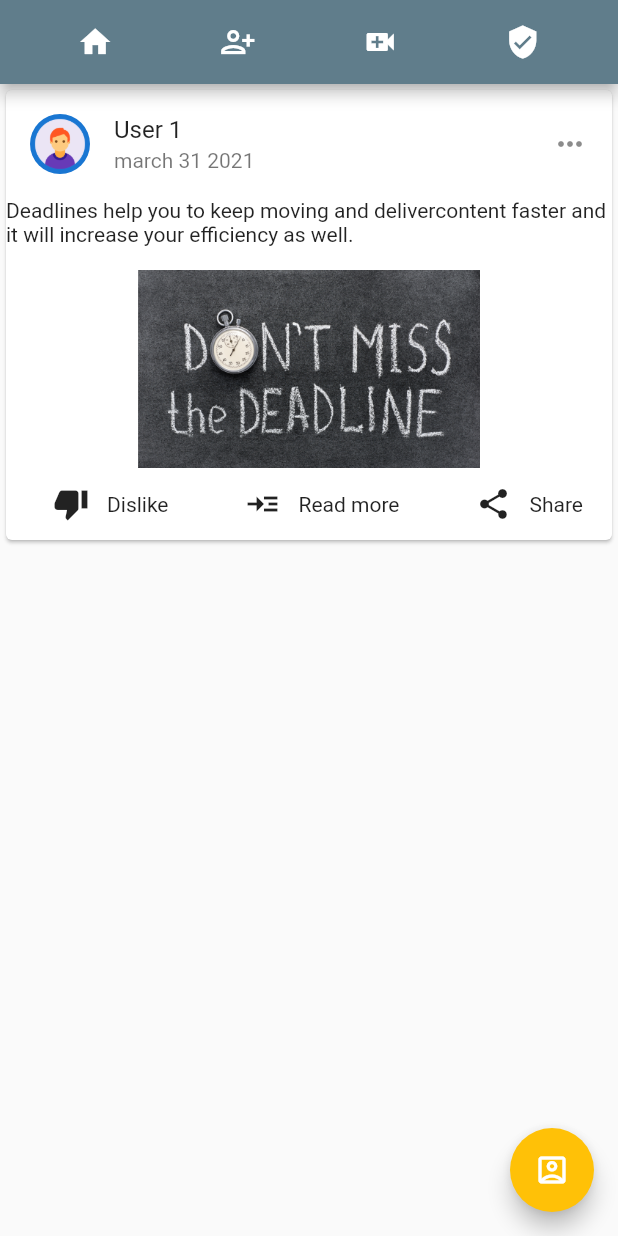
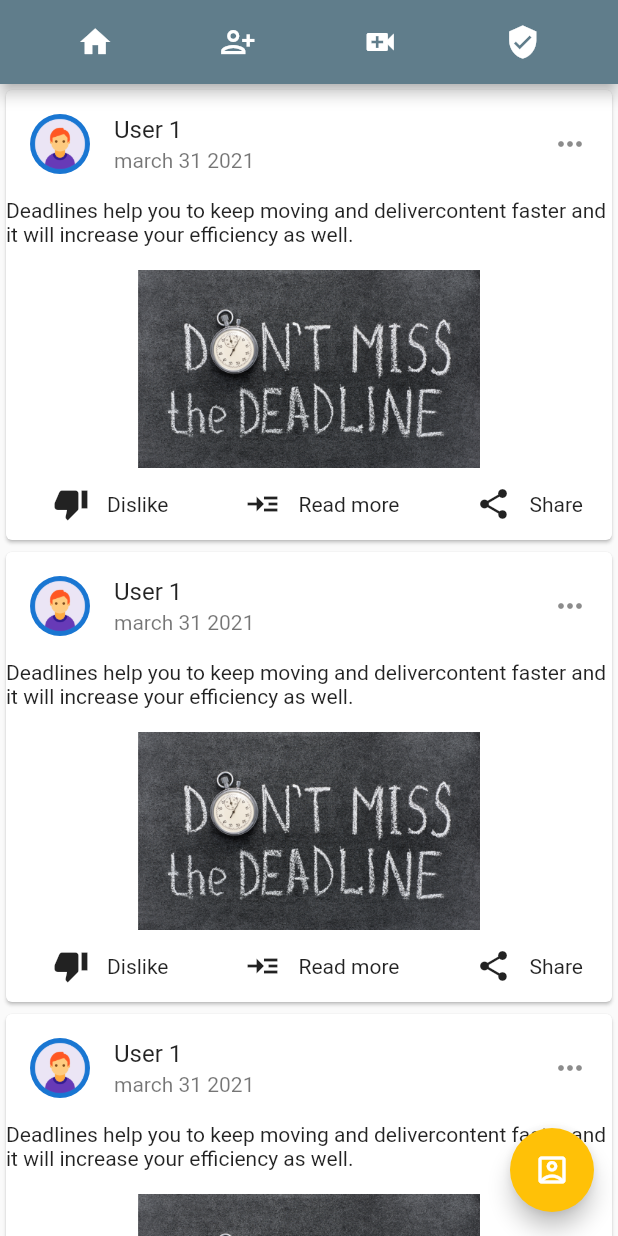
Before and after one commit to boudourm/news-feed, a Flutter app: the screen it shows after launch, on a phone screen of 412 x 824 dp. Run offline on Flutter 3.47's test engine with Material 2 defaults, Android fonts, the phone set to English and light mode, and no system bars.

Commit message:
Task 7 : Designing news coverage page.

```diff
--- a/lib/deadline.dart
+++ b/lib/deadline.dart
@@ -5,8 +5,17 @@ class Deadline extends StatelessWidget {
   @override
   Widget build(BuildContext context) {
     return Scaffold(
-      backgroundColor: Colors.blue,
-
+      appBar: AppBar(
+        title: Text("Deadline and success"),
+      ),
+      body: ListView(
+        children: [
+          Text("Full article"),
+          SizedBox(height:23),
+          Expanded(child: Image.asset('images/Six-Tips-to-Ensure-you-Never-Miss-Another-Deadline.jpg'),),
+          ElevatedButton.icon(onPressed: () {Navigator.pop(context);}, icon: Icon(Icons.assignment_return), label: Text("Back"))
+        ]
+      )
     );
   }
 }
--- a/lib/main.dart
+++ b/lib/main.dart
@@ -87,6 +87,116 @@
               )
 
             )
+          ),
+          Card(
+              child: Container(
+                  height: 300,
+                  child: Column(
+                    children: [
+                      ListTile(
+                        leading: CircleAvatar(
+                          backgroundImage: AssetImage('images/user1.png'),
+                        ),
+                        onTap: (){print("the listTile is clicked");},
+                        title: Text("User 1"),
+                        subtitle: Text("march 31 2021"),
+                        trailing: Icon(Icons.more_horiz),
+                      ),
+                      Text("Deadlines help you to keep moving and deliver"
+                          "content faster and it will increase your efficiency as well."),
+                      SizedBox(height: 16,),
+                      Expanded(
+                        child: Image.asset(
+                            "images/Six-Tips-to-Ensure-you-Never-Miss-Another-Deadline.jpg"
+                        ),
+                      ),
+                      Row(
+                          mainAxisAlignment: MainAxisAlignment.spaceAround,
+                          children: [
+                            Row(
+                                children: [
+                                  IconButton(onPressed: (){print("thumb_down clicked");},
+                                      icon: Icon(Icons.thumb_down)),
+                                  Text("Dislike")
+                                ]
+                            ),
+                            Row(
+                                children: [
+                                  IconButton(onPressed: (){
+                                    Navigator.push(context, MaterialPageRoute(builder: (context)=>Deadline()));
+                                    print("read_more clicked");},
+                                      icon: Icon(Icons.read_more)),
+                                  Text("Read more")
+                                ]
+                            ),
+                            Row(
+                                children: [
+                                  IconButton(onPressed: (){print("share clicked");},
+                                      icon: Icon(Icons.share)),
+                                  Text("Share")
+                                ]
+                            )
+                          ]
+                      )
+                    ],
+                  )
+
+              )
+          ),
+          Card(
+              child: Container(
+                  height: 300,
+                  child: Column(
+                    children: [
+                      ListTile(
+                        leading: CircleAvatar(
+                          backgroundImage: AssetImage('images/user1.png'),
+                        ),
+                        onTap: (){print("the listTile is clicked");},
+                        title: Text("User 1"),
+                        subtitle: Text("march 31 2021"),
+                        trailing: Icon(Icons.more_horiz),
+                      ),
+                      Text("Deadlines help you to keep moving and deliver"
+                          "content faster and it will increase your efficiency as well."),
+                      SizedBox(height: 16,),
+                      Expanded(
+                        child: Image.asset(
+                            "images/Six-Tips-to-Ensure-you-Never-Miss-Another-Deadline.jpg"
+                        ),
+                      ),
+                      Row(
+                          mainAxisAlignment: MainAxisAlignment.spaceAround,
+                          children: [
+                            Row(
+                                children: [
+                                  IconButton(onPressed: (){print("thumb_down clicked");},
+                                      icon: Icon(Icons.thumb_down)),
+                                  Text("Dislike")
+                                ]
+                            ),
+                            Row(
+                                children: [
+                                  IconButton(onPressed: (){
+                                    Navigator.push(context, MaterialPageRoute(builder: (context)=>Deadline()));
+                                    print("read_more clicked");},
+                                      icon: Icon(Icons.read_more)),
+                                  Text("Read more")
+                                ]
+                            ),
+                            Row(
+                                children: [
+                                  IconButton(onPressed: (){print("share clicked");},
+                                      icon: Icon(Icons.share)),
+                                  Text("Share")
+                                ]
+                            )
+                          ]
+                      )
+                    ],
+                  )
+
+              )
           )
         ],
       ),
```
Also changed, not shown: 1 other file.
